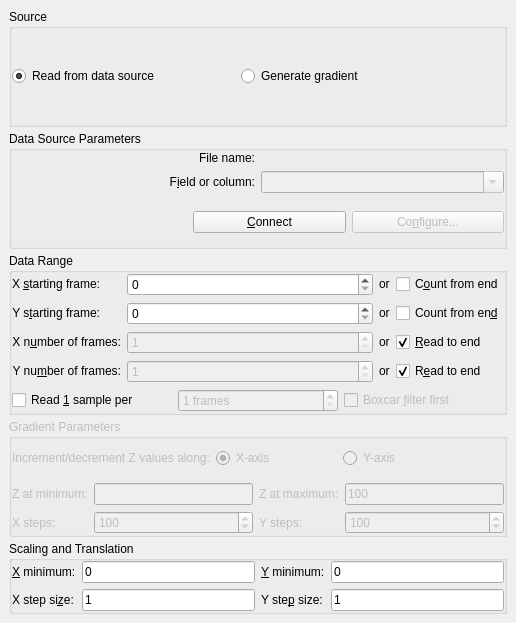
Kst-plot/kst, file src/libkstapp/matrixtab.ui: the form before one commit.
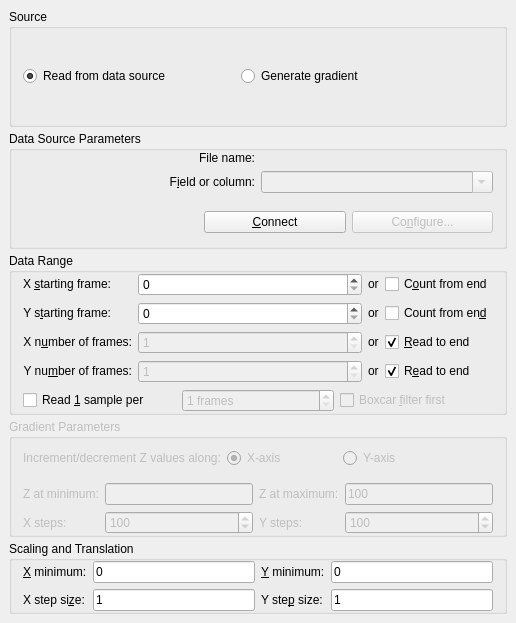
The form after the commit. Custom widgets are drawn as their Qt base class.

```diff
--- a/src/libkstapp/matrixtab.ui
+++ b/src/libkstapp/matrixtab.ui
@@ -26,7 +26,10 @@
       <string>Scaling and Translation</string>
      </property>
      <layout class="QGridLayout">
-      <property name="margin">
+      <property name="topMargin">
+       <number>0</number>
+      </property>
+      <property name="bottomMargin">
        <number>0</number>
       </property>
       <item row="1" column="0">
@@ -69,9 +72,6 @@
       </item>
       <item row="0" column="1" rowspan="2">
        <layout class="QVBoxLayout">
-        <property name="margin">
-         <number>0</number>
-        </property>
         <item>
          <widget class="QLineEdit" name="_minX">
           <property name="sizePolicy">
@@ -207,14 +207,14 @@
       <string>Gradient Parameters</string>
      </property>
      <layout class="QGridLayout">
-      <property name="margin">
+      <property name="topMargin">
+       <number>0</number>
+      </property>
+      <property name="bottomMargin">
        <number>0</number>
       </property>
       <item row="0" column="0">
        <layout class="QGridLayout">
-        <property name="margin">
-         <number>0</number>
-        </property>
         <item row="0" column="0">
          <widget class="QLabel" name="textLabel5">
           <property name="text">
@@ -262,9 +262,6 @@
       </item>
       <item row="1" column="0">
        <layout class="QGridLayout">
-        <property name="margin">
-         <number>0</number>
-        </property>
         <item row="1" column="1">
          <widget class="QSpinBox" name="_nX">
           <property name="minimum">
@@ -361,14 +358,14 @@
       <string>Data Range</string>
      </property>
      <layout class="QGridLayout">
-      <property name="margin">
+      <property name="topMargin">
+       <number>0</number>
+      </property>
+      <property name="bottomMargin">
        <number>0</number>
       </property>
       <item row="0" column="0">
        <layout class="QGridLayout">
-        <property name="margin">
-         <number>0</number>
-        </property>
         <item row="3" column="2">
          <widget class="QLabel" name="textLabel4_4">
           <property name="sizePolicy">
@@ -635,9 +632,6 @@
       </item>
       <item row="1" column="0">
        <layout class="QGridLayout">
-        <property name="margin">
-         <number>0</number>
-        </property>
         <item row="0" column="1">
          <widget class="QSpinBox" name="_skip">
           <property name="enabled">
@@ -682,7 +676,10 @@
       <string>Source</string>
      </property>
      <layout class="QGridLayout">
-      <property name="margin">
+      <property name="topMargin">
+       <number>0</number>
+      </property>
+      <property name="bottomMargin">
        <number>0</number>
       </property>
       <item row="0" column="0">
@@ -733,7 +730,10 @@
       <string>Data Source Parameters</string>
      </property>
      <layout class="QGridLayout">
-      <property name="margin">
+      <property name="topMargin">
+       <number>0</number>
+      </property>
+      <property name="bottomMargin">
        <number>0</number>
       </property>
       <item row="1" column="0">
```
